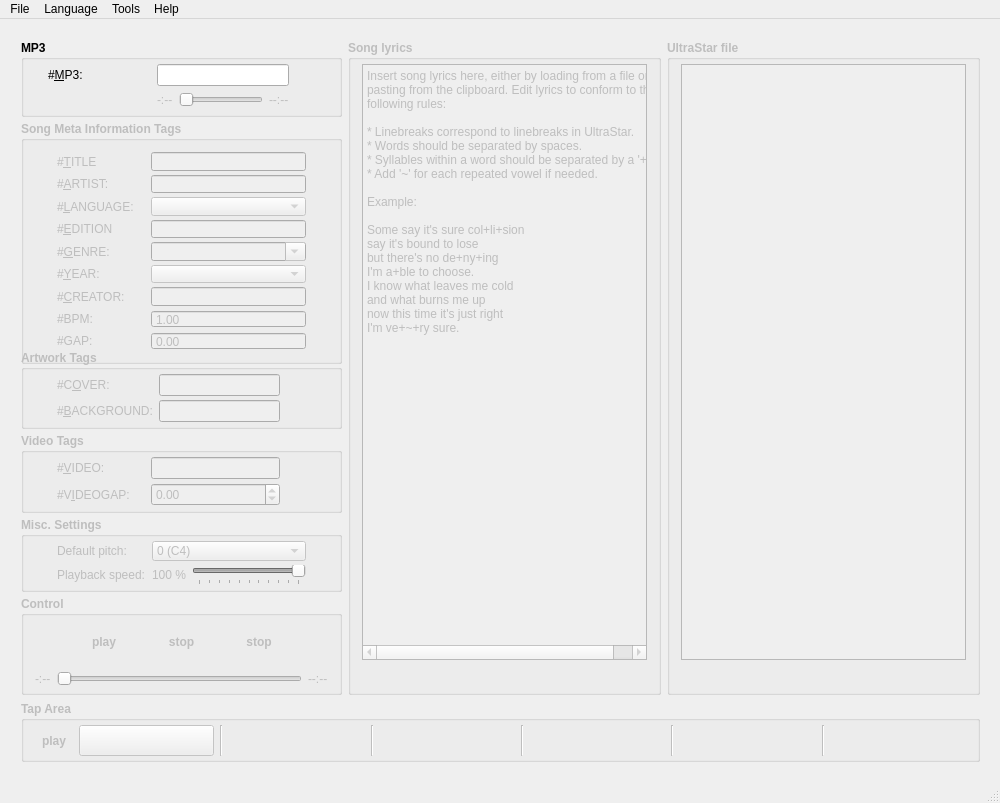
Old version of the form src/QCMainWindow.ui in the repository UltraStar-Deluxe/UltraStar-Creator.
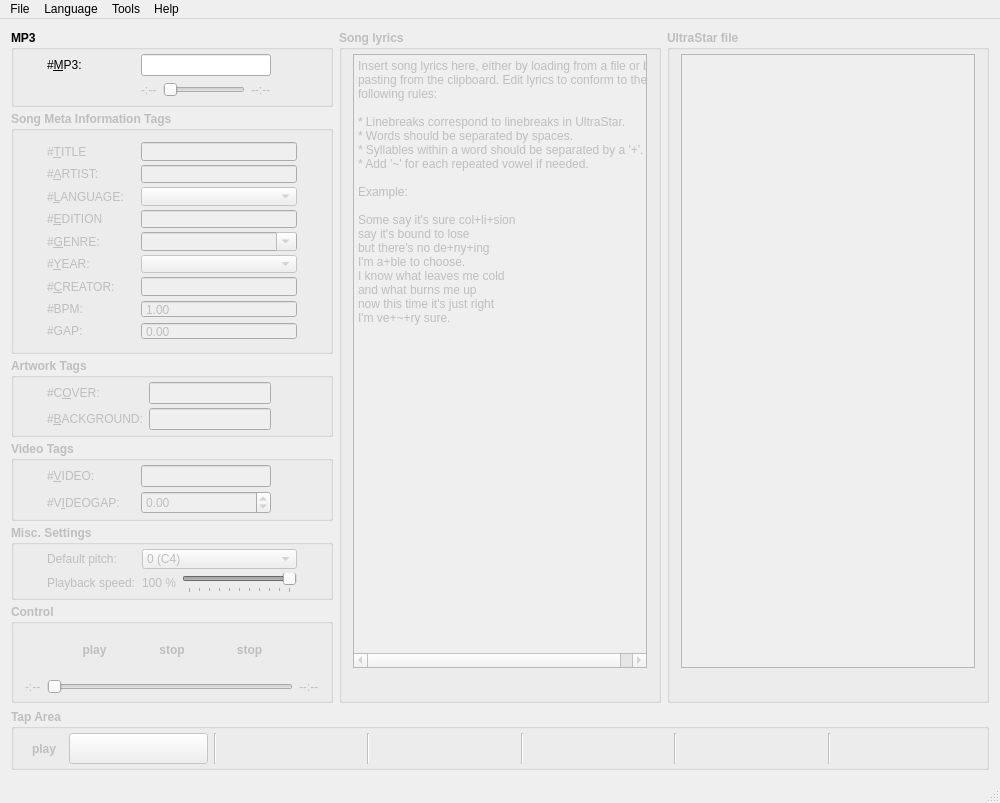
New version of the form. Icons and pictures are not drawn.

Patch:
```diff
--- a/src/QCMainWindow.ui
+++ b/src/QCMainWindow.ui
@@ -33,15 +33,8 @@
     <normaloff>:/icons/bean.png</normaloff>:/icons/bean.png</iconset>
   </property>
   <widget class="QWidget" name="centralWidget">
-   <widget class="QWidget" name="layoutWidget">
-    <property name="geometry">
-     <rect>
-      <x>10</x>
-      <y>10</y>
-      <width>981</width>
-      <height>744</height>
-     </rect>
-    </property>
+   <layout class="QGridLayout" name="gridLayout_4">
+    <item row="0" column="0">
     <layout class="QVBoxLayout" name="verticalLayout">
      <item>
       <layout class="QGridLayout" name="gridLayout_13" columnstretch="1,1,1">
@@ -90,7 +83,7 @@
              <number>4</number>
             </property>
             <item row="0" column="0">
-             <layout class="QGridLayout" name="gridLayout_MP3" rowstretch="0,0" columnstretch="0,0,0,0,0">
+              <layout class="QGridLayout" name="gridLayout_MP3" rowstretch="0,0" columnstretch="0,0,1,0,0" columnminimumwidth="16,88,0,16,16">
               <property name="sizeConstraint">
                <enum>QLayout::SetDefaultConstraint</enum>
               </property>
@@ -1857,7 +1850,7 @@
              <number>4</number>
             </property>
             <item row="0" column="0">
-             <layout class="QGridLayout" name="gridLayout_ArtworkTags" rowstretch="1,0" columnstretch="0,0,3,0,0" columnminimumwidth="16,88,0,16,16">
+              <layout class="QGridLayout" name="gridLayout_ArtworkTags" rowstretch="1,0" columnstretch="0,0,1,0,0" columnminimumwidth="16,88,0,16,16">
               <property name="verticalSpacing">
                <number>4</number>
               </property>
@@ -4052,7 +4045,8 @@
       </widget>
      </item>
     </layout>
-   </widget>
+    </item>
+   </layout>
   </widget>
   <widget class="QMenuBar" name="menuBar">
    <property name="geometry">
```
Lines whose indentation alone changed are shown as unchanged.
